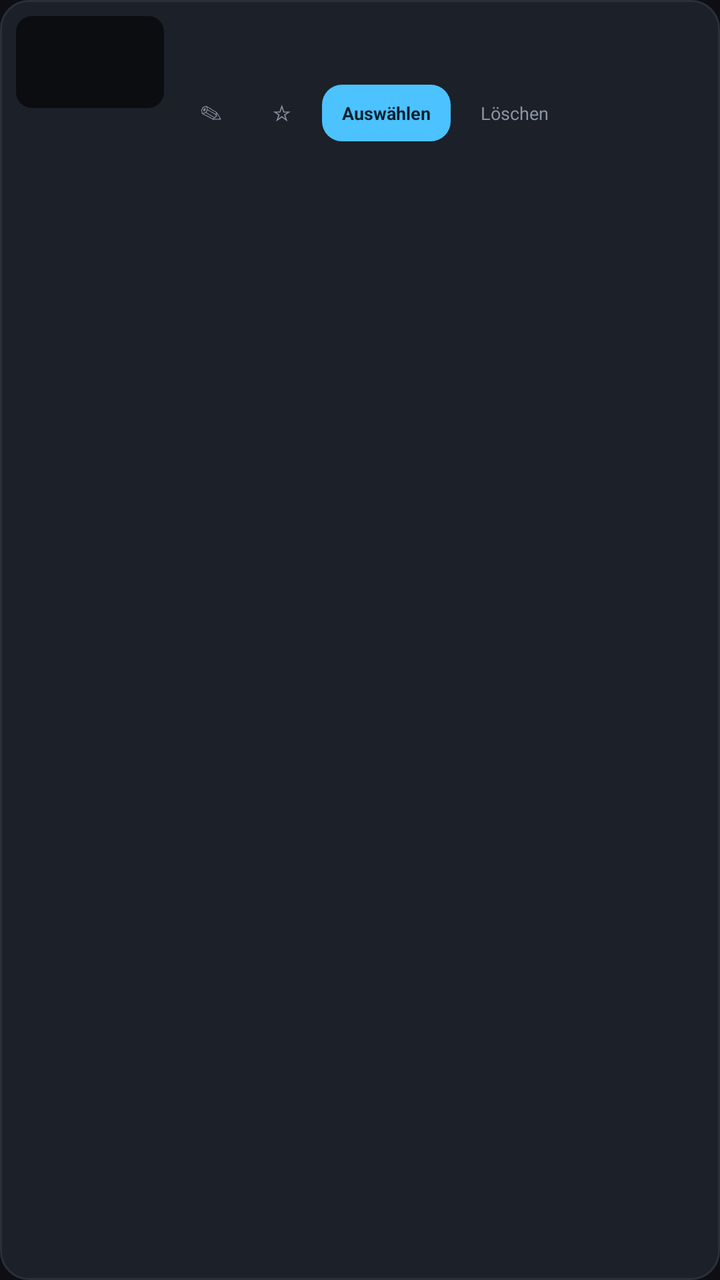
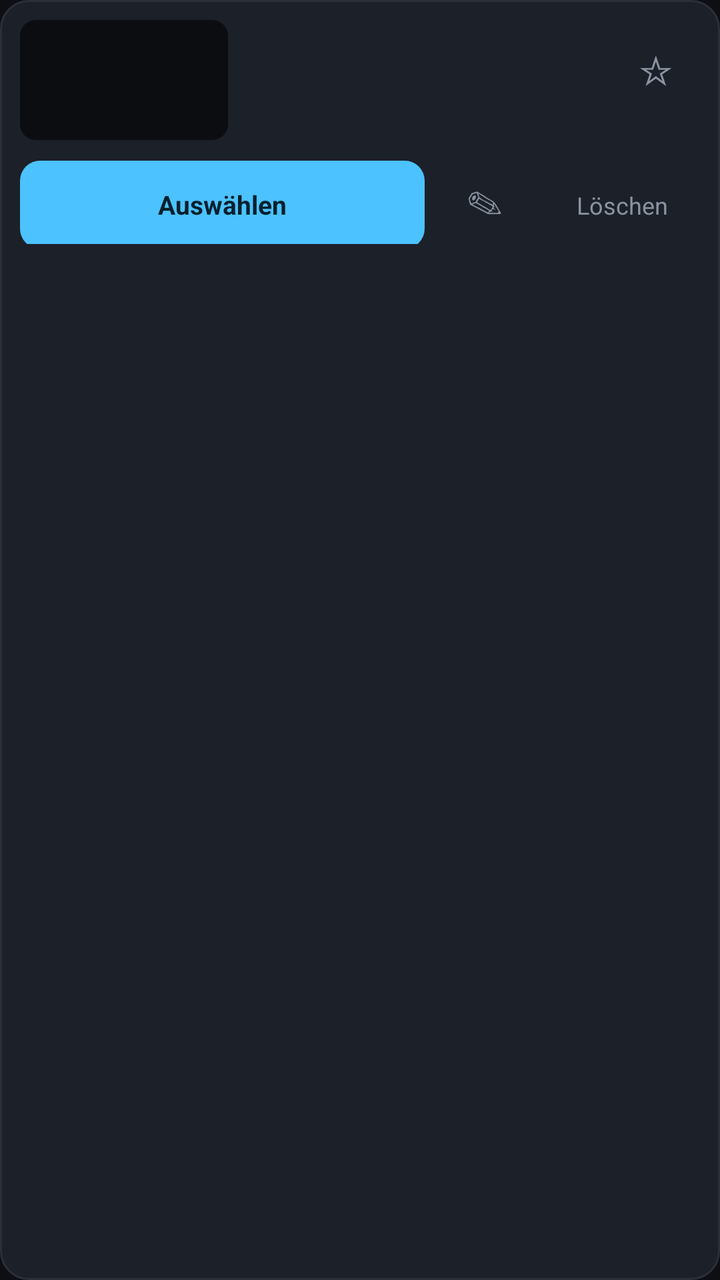

Two renders of the same Android screen: before a commit and after it. Below are the layout's source before the change and the commit's diff.
<!-- AndroidManifest.xml: application theme AppTheme -->
<!-- res/layout/item_video.xml -->
<?xml version="1.0" encoding="utf-8"?>
<LinearLayout xmlns:android="http://schemas.android.com/apk/res/android"
    android:layout_width="match_parent"
    android:layout_height="wrap_content"
    android:layout_marginBottom="8dp"
    android:background="@drawable/bg_card"
    android:orientation="horizontal"
    android:padding="8dp">

    <ImageView
        android:id="@+id/video_thumb"
        android:layout_width="74dp"
        android:layout_height="46dp"
        android:background="@drawable/bg_thumb"
        android:contentDescription="@string/app_name"
        android:scaleType="centerCrop" />

    <LinearLayout
        android:layout_width="0dp"
        android:layout_height="wrap_content"
        android:layout_marginLeft="8dp"
        android:layout_weight="1"
        android:orientation="vertical">

        <TextView
            android:id="@+id/video_name"
            android:layout_width="match_parent"
            android:layout_height="wrap_content"
            android:ellipsize="middle"
            android:maxLines="1"
            android:textColor="@color/text"
            android:textSize="11sp"
            android:textStyle="bold" />

        <TextView
            android:id="@+id/video_meta"
            android:layout_width="match_parent"
            android:layout_height="wrap_content"
            android:textColor="@color/muted"
            android:textSize="9sp" />

        <LinearLayout
            android:layout_width="match_parent"
            android:layout_height="wrap_content"
            android:layout_marginTop="5dp"
            android:orientation="horizontal">

            <TextView
                android:id="@+id/video_edit"
                style="@style/PillGhost"
                android:layout_marginRight="5dp"
                android:text="✎"
                android:textSize="11sp" />

            <TextView
                android:id="@+id/video_fav"
                style="@style/PillGhost"
                android:layout_marginRight="5dp"
                android:text="☆"
                android:textSize="11sp" />

            <TextView
                android:id="@+id/video_pick"
                style="@style/PillPrimary"
                android:text="Auswählen"
                android:textSize="9sp" />

            <TextView
                android:id="@+id/video_delete"
                style="@style/PillGhost"
                android:layout_marginLeft="5dp"
                android:text="Löschen"
                android:textSize="9sp" />
        </LinearLayout>
    </LinearLayout>
</LinearLayout>
<!-- resources referenced by this layout -->
<resources>
  <color name="muted">#8a93a2</color>
  <color name="text">#e9edf2</color>
  <!-- drawable bg_card (drawable) -->
  <?xml version="1.0" encoding="utf-8"?>
  <shape xmlns:android="http://schemas.android.com/apk/res/android" android:shape="rectangle">
      <solid android:color="@color/surface2" />
      <corners android:radius="14dp" />
      <stroke android:width="1dp" android:color="@color/border" />
  </shape>
  <!-- drawable bg_thumb (drawable) -->
  <?xml version="1.0" encoding="utf-8"?>
  <shape xmlns:android="http://schemas.android.com/apk/res/android" android:shape="rectangle">
      <solid android:color="@color/thumb_bg" />
      <corners android:radius="8dp" />
  </shape>
  <string name="app_name">Wallura</string>
  <style name="PillGhost" parent="Pill">
          <item name="android:background">@drawable/bg_btn_ghost</item>
          <item name="android:textColor">@color/muted</item>
      </style>
  <style name="PillPrimary" parent="Pill">
          <item name="android:background">@drawable/bg_btn_primary</item>
          <item name="android:textColor">@color/on_accent</item>
          <item name="android:textStyle">bold</item>
      </style>
  <style name="AppTheme" parent="@android:style/Theme.Material.NoActionBar">
          <item name="android:colorPrimary">@color/accent</item>
          <item name="android:colorPrimaryDark">@color/bg</item>
          <item name="android:colorAccent">@color/accent</item>
          <item name="android:windowBackground">@color/bg</item>
          <item name="android:statusBarColor">@color/bg</item>
          <item name="android:navigationBarColor">@color/bg</item>
      </style>
  <color name="surface2">#1c2028</color>
  <color name="border">#2a303a</color>
  <color name="thumb_bg">#0b0d10</color>
  <style name="Pill">
          <item name="android:layout_width">wrap_content</item>
          <item name="android:layout_height">wrap_content</item>
          <item name="android:paddingLeft">10dp</item>
          <item name="android:paddingRight">10dp</item>
          <item name="android:paddingTop">8dp</item>
          <item name="android:paddingBottom">8dp</item>
          <item name="android:gravity">center</item>
          <item name="android:textSize">11sp</item>
          <item name="android:clickable">true</item>
          <item name="android:focusable">true</item>
      </style>
  <!-- drawable bg_btn_ghost (drawable) -->
  <?xml version="1.0" encoding="utf-8"?>
  <shape xmlns:android="http://schemas.android.com/apk/res/android" android:shape="rectangle">
      <solid android:color="@android:color/transparent" />
      <corners android:radius="10dp" />
  </shape>
  <!-- drawable bg_btn_primary (drawable) -->
  <?xml version="1.0" encoding="utf-8"?>
  <shape xmlns:android="http://schemas.android.com/apk/res/android" android:shape="rectangle">
      <solid android:color="@color/accent" />
      <corners android:radius="10dp" />
  </shape>
  <color name="on_accent">#06202e</color>
  <color name="accent">#4cc2ff</color>
  <color name="bg">#0d0f13</color>
</resources>

<!-- the commit's change to res/layout/item_video.xml (unified diff, before → after) -->
@@ -2,75 +2,100 @@
 <LinearLayout xmlns:android="http://schemas.android.com/apk/res/android"
     android:layout_width="match_parent"
     android:layout_height="wrap_content"
-    android:layout_marginBottom="8dp"
+    android:layout_marginBottom="10dp"
     android:background="@drawable/bg_card"
-    android:orientation="horizontal"
-    android:padding="8dp">
-
-    <ImageView
-        android:id="@+id/video_thumb"
-        android:layout_width="74dp"
-        android:layout_height="46dp"
-        android:background="@drawable/bg_thumb"
-        android:contentDescription="@string/app_name"
-        android:scaleType="centerCrop" />
+    android:orientation="vertical"
+    android:padding="10dp">
 
     <LinearLayout
-        android:layout_width="0dp"
+        android:layout_width="match_parent"
         android:layout_height="wrap_content"
-        android:layout_marginLeft="8dp"
-        android:layout_weight="1"
-        android:orientation="vertical">
+        android:orientation="horizontal">
+
+        <ImageView
+            android:id="@+id/video_thumb"
+            android:layout_width="104dp"
+            android:layout_height="60dp"
+            android:background="@drawable/bg_thumb"
+            android:contentDescription="@string/app_name"
+            android:scaleType="centerCrop" />
+
+        <LinearLayout
+            android:layout_width="0dp"
+            android:layout_height="wrap_content"
+            android:layout_marginLeft="10dp"
+            android:layout_weight="1"
+            android:orientation="vertical">
+
+            <TextView
+                android:id="@+id/video_name"
+                android:layout_width="match_parent"
+                android:layout_height="wrap_content"
+                android:ellipsize="end"
+                android:maxLines="2"
+                android:textColor="@color/text"
+                android:textSize="14sp"
+                android:textStyle="bold" />
+
+            <TextView
+                android:id="@+id/video_meta"
+                android:layout_width="match_parent"
+                android:layout_height="wrap_content"
+                android:layout_marginTop="3dp"
+                android:maxLines="2"
+                android:textColor="@color/muted"
+                android:textSize="11sp" />
+        </LinearLayout>
 
         <TextView
-            android:id="@+id/video_name"
-            android:layout_width="match_parent"
-            android:layout_height="wrap_content"
-            android:ellipsize="middle"
-            android:maxLines="1"
-            android:textColor="@color/text"
-            android:textSize="11sp"
-            android:textStyle="bold" />
+            android:id="@+id/video_fav"
+            style="@style/PillGhost"
+            android:layout_width="44dp"
+            android:layout_height="44dp"
+            android:layout_marginLeft="4dp"
+            android:gravity="center"
+            android:minHeight="0dp"
+            android:paddingLeft="0dp"
+            android:paddingRight="0dp"
+            android:text="☆"
+            android:textSize="20sp" />
+    </LinearLayout>
+
+    <LinearLayout
+        android:layout_width="match_parent"
+        android:layout_height="wrap_content"
+        android:layout_marginTop="8dp"
+        android:orientation="horizontal">
 
         <TextView
-            android:id="@+id/video_meta"
-            android:layout_width="match_parent"
-            android:layout_height="wrap_content"
-            android:textColor="@color/muted"
-            android:textSize="9sp" />
+            android:id="@+id/video_pick"
+            style="@style/PillPrimary"
+            android:layout_width="0dp"
+            android:layout_height="44dp"
+            android:layout_weight="1"
+            android:text="Auswählen"
+            android:textSize="13sp" />
 
-        <LinearLayout
-            android:layout_width="match_parent"
-            android:layout_height="wrap_content"
-            android:layout_marginTop="5dp"
-            android:orientation="horizontal">
+        <TextView
+            android:id="@+id/video_edit"
+            style="@style/PillGhost"
+            android:layout_width="48dp"
+            android:layout_height="44dp"
+            android:layout_marginLeft="6dp"
+            android:gravity="center"
+            android:minHeight="0dp"
+            android:paddingLeft="0dp"
+            android:paddingRight="0dp"
+            android:text="✎"
+            android:textSize="18sp" />
 
-            <TextView
-                android:id="@+id/video_edit"
-                style="@style/PillGhost"
-                android:layout_marginRight="5dp"
-                android:text="✎"
-                android:textSize="11sp" />
-
-            <TextView
-                android:id="@+id/video_fav"
-                style="@style/PillGhost"
-                android:layout_marginRight="5dp"
-                android:text="☆"
-                android:textSize="11sp" />
-
-            <TextView
-                android:id="@+id/video_pick"
-                style="@style/PillPrimary"
-                android:text="Auswählen"
-                android:textSize="9sp" />
-
-            <TextView
-                android:id="@+id/video_delete"
-                style="@style/PillGhost"
-                android:layout_marginLeft="5dp"
-                android:text="Löschen"
-                android:textSize="9sp" />
-        </LinearLayout>
+        <TextView
+            android:id="@+id/video_delete"
+            style="@style/PillGhost"
+            android:layout_width="wrap_content"
+            android:layout_height="44dp"
+            android:layout_marginLeft="6dp"
+            android:text="Löschen"
+            android:textSize="12sp" />
     </LinearLayout>
 </LinearLayout>
<!-- resource entries referenced after the edit -->
@@ -39,12 +39,14 @@
   <style name="Pill">
           <item name="android:layout_width">wrap_content</item>
           <item name="android:layout_height">wrap_content</item>
-          <item name="android:paddingLeft">10dp</item>
-          <item name="android:paddingRight">10dp</item>
-          <item name="android:paddingTop">8dp</item>
-          <item name="android:paddingBottom">8dp</item>
+          <item name="android:minHeight">42dp</item>
+          <item name="android:minWidth">0dp</item>
+          <item name="android:paddingLeft">16dp</item>
+          <item name="android:paddingRight">16dp</item>
+          <item name="android:paddingTop">10dp</item>
+          <item name="android:paddingBottom">10dp</item>
           <item name="android:gravity">center</item>
-          <item name="android:textSize">11sp</item>
+          <item name="android:textSize">13sp</item>
           <item name="android:clickable">true</item>
           <item name="android:focusable">true</item>
       </style>
